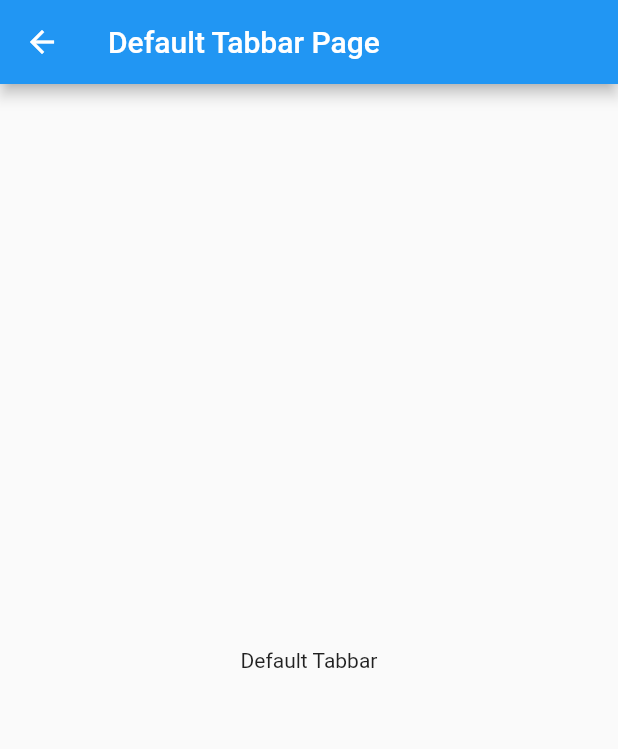
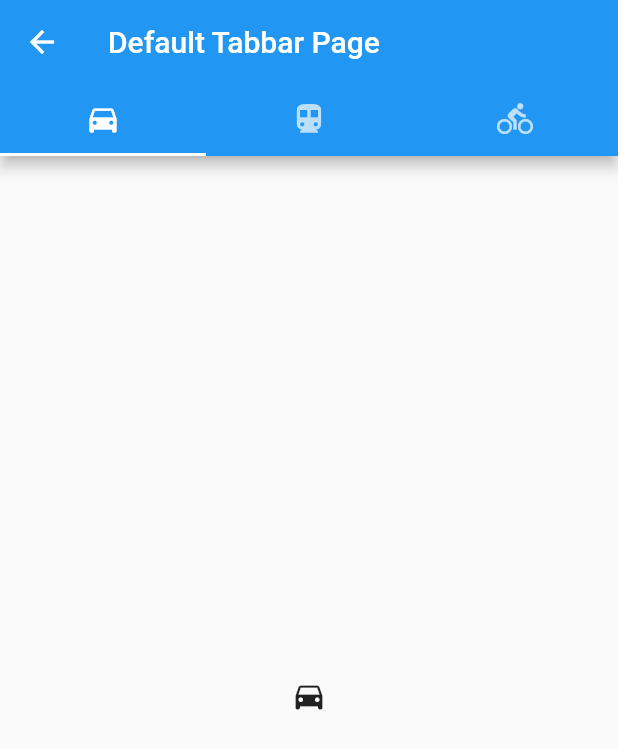
Before and after one commit to NaingMyoThawNMYT/Flutter-Tabbar, a Flutter app: the DefaultTabbarPage screen opened directly, on a phone screen of 412 x 824 dp. Shown: the top 749 px of the screen. Run offline on Flutter 3.47's test engine with Material 2 defaults, Android fonts, the phone set to English and light mode, and no system bars.

Commit message:
3. At "DefaultTabbarPage", default tabbar and tabbar view are implemented.

```diff
--- a/lib/ui/default_tabbar_page.dart
+++ b/lib/ui/default_tabbar_page.dart
@@ -3,12 +3,26 @@ import 'package:flutter/material.dart';
 class DefaultTabbarPage extends StatelessWidget {
   @override
   Widget build(BuildContext context) {
-    return Scaffold(
-      appBar: AppBar(
-        title: Text('Default Tabbar Page'),
-      ),
-      body: Center(
-        child: Text('Default Tabbar'),
+    return DefaultTabController(
+      length: 3,
+      child: Scaffold(
+        appBar: AppBar(
+          title: Text('Default Tabbar Page'),
+          bottom: TabBar(
+            tabs: <Widget>[
+              Tab(icon: Icon(Icons.directions_car)),
+              Tab(icon: Icon(Icons.directions_transit)),
+              Tab(icon: Icon(Icons.directions_bike)),
+            ],
+          ),
+        ),
+        body: TabBarView(
+          children: <Widget>[
+            Icon(Icons.directions_car),
+            Icon(Icons.directions_transit),
+            Icon(Icons.directions_bike),
+          ],
+        ),
       ),
     );
   }
```
Also changed, not shown: 1 other file.
